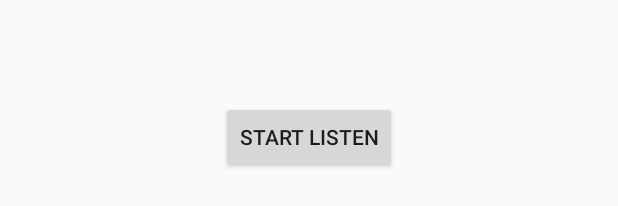
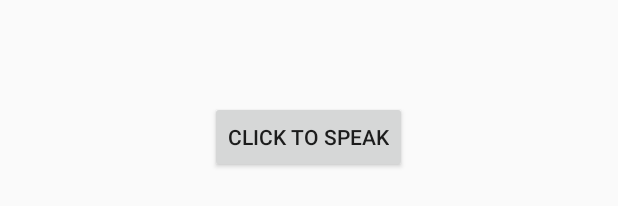
Before and after one commit to mickeymv/UFRecInfo, an Android app: the layout activity_aidialog_sample.xml on its own in the app's theme, with its tools: preview values and no code run, on a phone screen of 412 x 824 dp. Shown: the part 510-716 px from the top of the screen. Run offline under Robolectric (Android 15) with nearby library versions, the phone set to English and light mode, and no system bars.

Commit message:
Label changes

```diff
--- a/Android/apiAISampleApp/src/main/java/ai/api/sample/AIDialogSampleActivity.java
+++ b/Android/apiAISampleApp/src/main/java/ai/api/sample/AIDialogSampleActivity.java
@@ -83,9 +83,7 @@ public class AIDialogSampleActivity extends BaseActivity implements AIDialog.AID
                 TTS.speak("Hi! Welcome to ‘Talk Fitness To Me’. You can ask to show Group Fitness classes based on day. Which day would you like to see classes for?");
 
                 while (TTS.textToSpeech.isSpeaking()) {
-                    resultTextView.setText("I'm speaking!");
                 }
-                resultTextView.setText("You can speak now!");
                 speakButton.setVisibility(Button.VISIBLE);
                 speakButton.setEnabled(true);
             }
--- a/Android/apiAISampleApp/src/main/res/layout/activity_aidialog_sample.xml
+++ b/Android/apiAISampleApp/src/main/res/layout/activity_aidialog_sample.xml
@@ -14,7 +14,7 @@
         android:id="@+id/buttonListen"
         android:layout_width="wrap_content"
         android:layout_height="wrap_content"
-        android:text="Start Listen"
+        android:text="Click to Speak"
         android:onClick="buttonListenOnClick"
         android:layout_alignParentTop="true"
         android:layout_centerHorizontal="true"
@@ -26,7 +26,8 @@
         android:id="@+id/resultTextView"
 
         android:textAppearance="?android:attr/textAppearanceMedium"
-        android:layout_alignParentStart="true" />
+        android:layout_alignParentStart="true"
+        android:layout_below="@+id/buttonStart" />
 
     <Button
         android:id="@+id/buttonStart"
```
